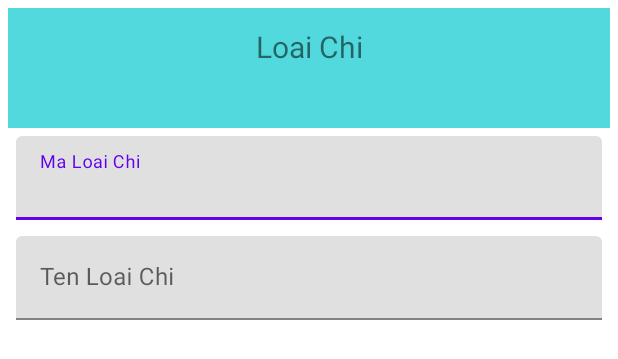
After one commit to hiepb5222/QuanLyChiTieu_N23, an Android app: the layout dialog_loai_chi.xml on its own in the app's theme, with its tools: preview values and no code run, on a phone screen of 412 x 824 dp. The commit adds this screen. Shown: the top 359 px of the screen. Run offline under Robolectric (Android 15) with nearby library versions, the phone set to English and light mode, and no system bars.

Commit message:
Ranni compelete

```diff
--- a/app/src/main/java/com/example/quanlychitieu_n23/Dao/LoaiChiDao.java
+++ b/app/src/main/java/com/example/quanlychitieu_n23/Dao/LoaiChiDao.java
@@ -16,8 +16,8 @@ public interface LoaiChiDao {
     LiveData<List<LoaiChi>> findall();
 
     @Insert
-    void insert(LoaiChi loaiChi);
+    void insertChi(LoaiChi loaiChi);
 
     @Update
-    void update(LoaiChi loaiChi);
+    void updateChi(LoaiChi loaiChi);
 }
--- a/app/src/main/java/com/example/quanlychitieu_n23/Repository/LoaiThuRepository.java
+++ b/app/src/main/java/com/example/quanlychitieu_n23/Repository/LoaiThuRepository.java
@@ -6,7 +6,7 @@ import android.os.AsyncTask;
 
 import androidx.lifecycle.LiveData;
 
-import com.example.quanlychitieu_n23.Dao.AppDatabase;
+import com.example.quanlychitieu_n23.Dao.Database;
 import com.example.quanlychitieu_n23.Dao.LoaiThuDao;
 import com.example.quanlychitieu_n23.Entity.LoaiThu;
 
@@ -18,7 +18,7 @@ public class LoaiThuRepository {
     private LiveData<List<LoaiThu>> mAllLoaiThu;
 
     public LoaiThuRepository(Application application) {
-        this.mLoaiThuDao = AppDatabase.getDatabase(application).loaiThuDao();
+        this.mLoaiThuDao = Database.getDatabase(application).loaiThuDao();
         mAllLoaiThu=mLoaiThuDao.findall();
     }
     public LiveData<List<LoaiThu>> getAllLoaiThu()
--- a/app/src/main/java/com/example/quanlychitieu_n23/ui/Chi/LoaiChiFragment.java
+++ b/app/src/main/java/com/example/quanlychitieu_n23/ui/Chi/LoaiChiFragment.java
@@ -14,6 +14,7 @@ import androidx.recyclerview.widget.RecyclerView;
 import android.view.LayoutInflater;
 import android.view.View;
 import android.view.ViewGroup;
+import android.widget.Toast;
 
 import com.example.quanlychitieu_n23.Entity.LoaiChi;
 import com.example.quanlychitieu_n23.R;
@@ -30,6 +31,8 @@ public class LoaiChiFragment extends Fragment {
         return new LoaiChiFragment();
     }
 
+    public LoaiChiViewModel getmViewModel2(){return mViewModel2; }
+
     @Override
     public View onCreateView(@NonNull LayoutInflater inflater, @Nullable ViewGroup container,
                              @Nullable Bundle savedInstanceState) {
@@ -42,6 +45,7 @@ public class LoaiChiFragment extends Fragment {
         recyclerView = view.findViewById(R.id.Recyle2);
         adapter2 = new LoaiChiRecyAdapter(getActivity());
         recyclerView.setLayoutManager(new LinearLayoutManager(getActivity()));
+        recyclerView.setAdapter(adapter2);
     }
 
     @Override
--- a/app/src/main/java/com/example/quanlychitieu_n23/ui/Chi/LoaiChiViewModel.java
+++ b/app/src/main/java/com/example/quanlychitieu_n23/ui/Chi/LoaiChiViewModel.java
@@ -23,9 +23,12 @@ public class LoaiChiViewModel extends AndroidViewModel {
     }
 
     public LiveData<List<LoaiChi>> getallloaichi() {
+
         return mallloaichi;
     }
+
     public void insert2(LoaiChi loaiChi){
+
         mLoaiChiRep.insert2(loaiChi);
     }
 }
--- a/app/src/main/java/com/example/quanlychitieu_n23/ui/Thu/LoaiThuViewModel.java
+++ b/app/src/main/java/com/example/quanlychitieu_n23/ui/Thu/LoaiThuViewModel.java
@@ -14,6 +14,7 @@ import com.example.quanlychitieu_n23.Repository.LoaiThuRepository;
 import java.util.List;
 
 public class LoaiThuViewModel extends AndroidViewModel {
+
     private LoaiThuRepository mLoaiThuRepository;
     private LiveData<List<LoaiThu>> mAllLoaiThu;
     public LoaiThuViewModel(@NonNull Application application) {
@@ -26,11 +27,13 @@ public class LoaiThuViewModel extends AndroidViewModel {
     }
     public void insert(LoaiThu loaiThu)
     {
+
         mLoaiThuRepository.insert(loaiThu);
     }
     // TODO: Implement the ViewModel
     public void delete(LoaiThu loaiThu)
     {
+
         mLoaiThuRepository.delete(loaiThu);
     }
 }
--- /dev/null
+++ b/app/src/main/res/layout/dialog_loai_chi.xml
@@ -0,0 +1,48 @@
+<?xml version="1.0" encoding="utf-8"?>
+<LinearLayout xmlns:android="http://schemas.android.com/apk/res/android"
+    android:layout_width="match_parent"
+    android:layout_height="wrap_content"
+    android:orientation="vertical"
+    android:padding="5dp">
+
+    <LinearLayout
+        android:layout_width="match_parent"
+        android:layout_height="80dp"
+        android:background="#52D9DD"
+        android:orientation="vertical">
+
+        <TextView
+            android:id="@+id/textViewChi"
+            android:layout_width="match_parent"
+            android:layout_height="wrap_content"
+            android:layout_margin="12dp"
+            android:gravity="center"
+            android:text="Loai Chi"
+            android:textSize="20sp" />
+    </LinearLayout>
+
+    <com.google.android.material.textfield.TextInputLayout
+        android:layout_width="match_parent"
+        android:layout_height="wrap_content"
+        android:layout_margin="5dp">
+
+        <com.google.android.material.textfield.TextInputEditText
+            android:id="@+id/etid2"
+            android:layout_width="match_parent"
+            android:layout_height="wrap_content"
+            android:hint="Ma Loai Chi" />
+
+    </com.google.android.material.textfield.TextInputLayout>
+
+    <com.google.android.material.textfield.TextInputLayout
+        android:layout_width="match_parent"
+        android:layout_height="wrap_content"
+        android:layout_margin="5dp">
+
+        <com.google.android.material.textfield.TextInputEditText
+            android:id="@+id/etName2"
+            android:layout_width="match_parent"
+            android:layout_height="wrap_content"
+            android:hint="Ten Loai Chi" />
+    </com.google.android.material.textfield.TextInputLayout>
+</LinearLayout>
```
Also changed, not shown: app/src/main/java/com/example/quanlychitieu_n23/Dao/AppDatabase.java (deleted, +0 -63 lines), app/src/main/java/com/example/quanlychitieu_n23/Dao/ChiDataBase.java (deleted, +0 -55 lines), app/src/main/java/com/example/quanlychitieu_n23/Dao/Database.java (added, +41 -0 lines), app/src/main/java/com/example/quanlychitieu_n23/Dialog/LoaiChiDialog.java (added, +55 -0 lines), app/src/main/java/com/example/quanlychitieu_n23/MainActivity.java (+7 -0 lines), app/src/main/java/com/example/quanlychitieu_n23/Repository/LoaiChiRep.java (+5 -5 lines), app/src/main/java/com/example/quanlychitieu_n23/adapter/LoaiChiRecyAdapter.java (+8 -0 lines).
